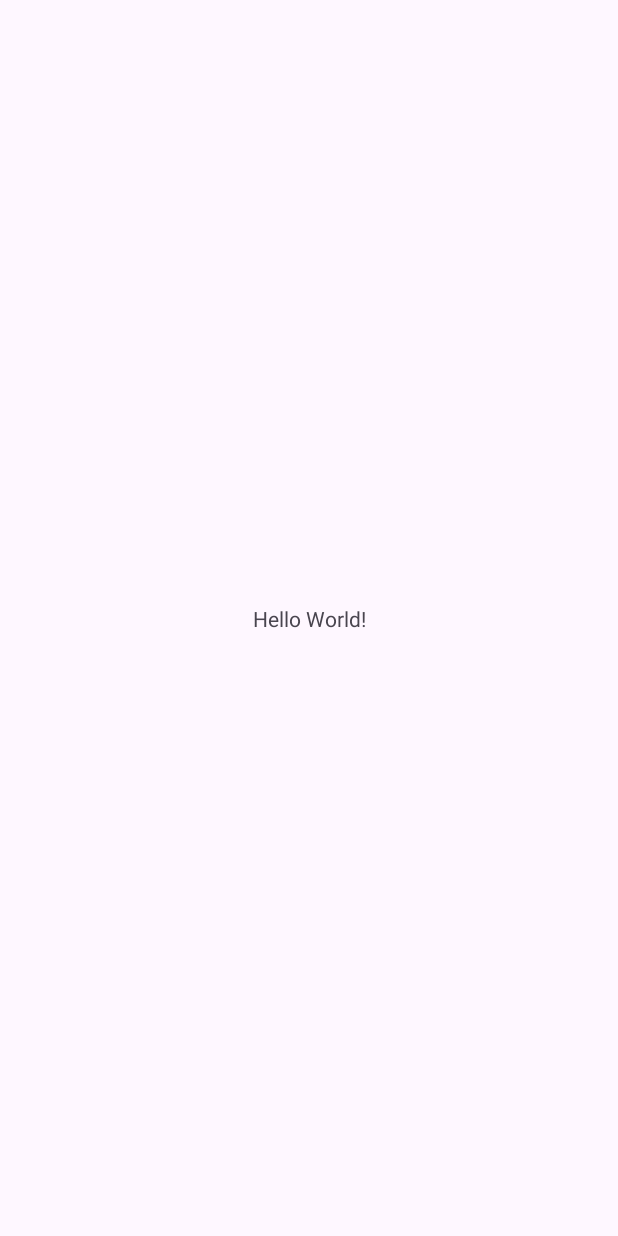
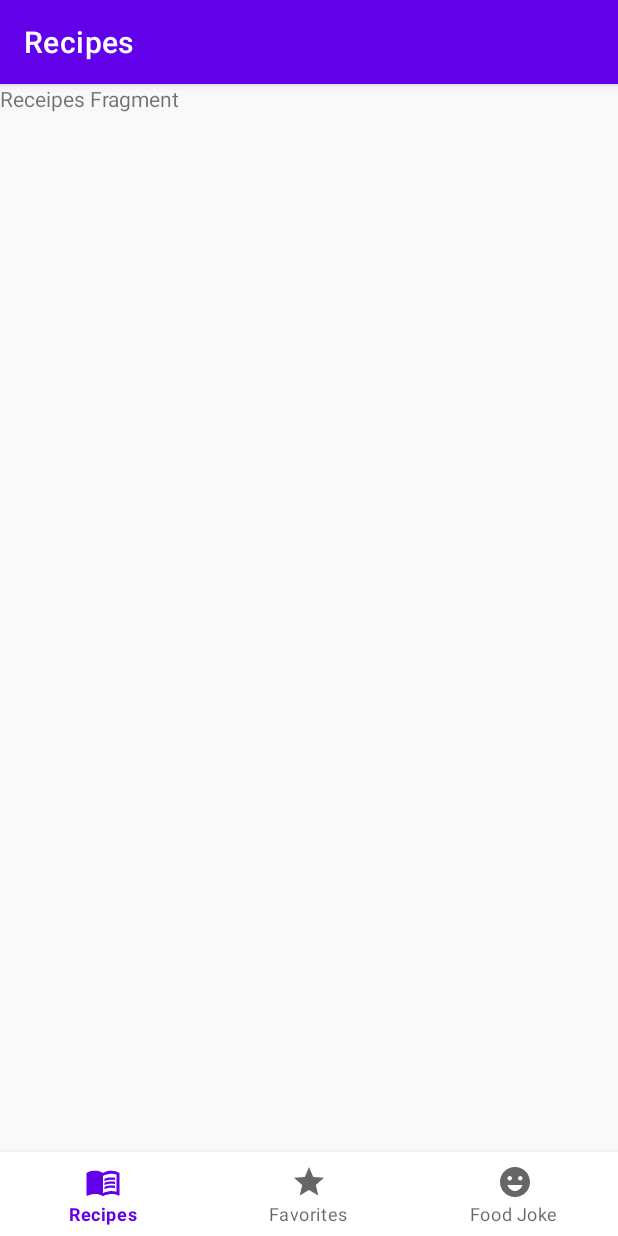
Before and after one commit to jameer-mulani/android-foody-app, an Android app: the screen it shows after launch (MainActivity), on a phone screen of 412 x 824 dp. Before the commit the screen is almost empty. Run offline under Robolectric (Android 15) with nearby library versions, the phone set to English and light mode, and no system bars; our stand-ins replace navigation-ui.

Commit message:
Added default navigation graph as my_nav.xml. Added 3 destinations fragment recipes, favorites and food joke. Designed MainActivity layout with NavHostFragment and BottomNavigationView. Created a bottomNavMenu to bottomNavigationView. Connect the bottomNavView with NavController inside MainActivity.

```diff
--- a/app/src/main/AndroidManifest.xml
+++ b/app/src/main/AndroidManifest.xml
@@ -13,7 +13,7 @@
         android:label="@string/app_name"
         android:roundIcon="@mipmap/ic_launcher_round"
         android:supportsRtl="true"
-        android:theme="@style/Theme.FoodyAppStefan2023"
+        android:theme="@style/AppTheme"
         tools:targetApi="31">
         <activity
             android:name=".MainActivity"
--- /dev/null
+++ b/app/src/main/java/com/example/foodyappstefan2023/FavoritesRecipes.kt
@@ -0,0 +1,19 @@
+package com.example.foodyappstefan2023
+
+import android.os.Bundle
+import androidx.fragment.app.Fragment
+import android.view.LayoutInflater
+import android.view.View
+import android.view.ViewGroup
+
+class FavoritesRecipes : Fragment() {
+
+    override fun onCreateView(
+        inflater: LayoutInflater, container: ViewGroup?,
+        savedInstanceState: Bundle?
+    ): View? {
+        // Inflate the layout for this fragment
+        return inflater.inflate(R.layout.fragment_favorites_receipes, container, false)
+    }
+
+}
--- /dev/null
+++ b/app/src/main/java/com/example/foodyappstefan2023/FoodJokeFragment.kt
@@ -0,0 +1,18 @@
+package com.example.foodyappstefan2023
+
+import android.os.Bundle
+import androidx.fragment.app.Fragment
+import android.view.LayoutInflater
+import android.view.View
+import android.view.ViewGroup
+
+
+class FoodJokeFragment : Fragment() {
+    override fun onCreateView(
+        inflater: LayoutInflater, container: ViewGroup?,
+        savedInstanceState: Bundle?
+    ): View? {
+        // Inflate the layout for this fragment
+        return inflater.inflate(R.layout.fragment_food_joke, container, false)
+    }
+}
--- a/app/src/main/java/com/example/foodyappstefan2023/MainActivity.kt
+++ b/app/src/main/java/com/example/foodyappstefan2023/MainActivity.kt
@@ -1,11 +1,41 @@
 package com.example.foodyappstefan2023
 
+import android.os.Bundle
 import androidx.appcompat.app.AppCompatActivity
-import android.os.Bundle
+import androidx.navigation.NavController
+import androidx.navigation.findNavController
+import androidx.navigation.ui.AppBarConfiguration
+import androidx.navigation.ui.setupActionBarWithNavController
+import androidx.navigation.ui.setupWithNavController
+import com.google.android.material.bottomnavigation.BottomNavigationView
 
 class MainActivity : AppCompatActivity() {
+
+    private lateinit var navController: NavController
+    private lateinit var bottomNavigationView: BottomNavigationView
+
     override fun onCreate(savedInstanceState: Bundle?) {
         super.onCreate(savedInstanceState)
         setContentView(R.layout.activity_main)
+
+        navController = findNavController(R.id.navHostFragment)
+        bottomNavigationView = findViewById(R.id.bottomNavView)
+        bottomNavigationView.setupWithNavController(navController)
+
+
+        //to reflect the fragment label into the default actionbar
+        val appBarConfiguration = AppBarConfiguration(setOf(
+            R.id.receipesFragment,
+            R.id.favoritesReceipes,
+            R.id.foodJokeFragment
+        ))
+        setupActionBarWithNavController(navController, appBarConfiguration)
+
+
+
+    }
+
+    override fun onSupportNavigateUp(): Boolean {
+        return navController.navigateUp() || super.onSupportNavigateUp()
     }
 }
--- /dev/null
+++ b/app/src/main/java/com/example/foodyappstefan2023/RecipesFragment.kt
@@ -0,0 +1,20 @@
+package com.example.foodyappstefan2023
+
+import android.os.Bundle
+import androidx.fragment.app.Fragment
+import android.view.LayoutInflater
+import android.view.View
+import android.view.ViewGroup
+
+
+class RecipesFragment : Fragment() {
+
+    override fun onCreateView(
+        inflater: LayoutInflater, container: ViewGroup?,
+        savedInstanceState: Bundle?
+    ): View? {
+        // Inflate the layout for this fragment
+        return inflater.inflate(R.layout.fragment_receipes, container, false)
+    }
+
+}
--- /dev/null
+++ b/app/src/main/res/drawable/ic_joke.xml
@@ -0,0 +1,5 @@
+<vector android:height="24dp" android:tint="#000000"
+    android:viewportHeight="24" android:viewportWidth="24"
+    android:width="24dp" xmlns:android="http://schemas.android.com/apk/res/android">
+    <path android:fillColor="@android:color/white" android:pathData="M11.99,2C6.47,2 2,6.48 2,12c0,5.52 4.47,10 9.99,10C17.52,22 22,17.52 22,12C22,6.48 17.52,2 11.99,2zM8.5,8C9.33,8 10,8.67 10,9.5S9.33,11 8.5,11S7,10.33 7,9.5S7.67,8 8.5,8zM12,18c-2.28,0 -4.22,-1.66 -5,-4h10C16.22,16.34 14.28,18 12,18zM15.5,11c-0.83,0 -1.5,-0.67 -1.5,-1.5S14.67,8 15.5,8S17,8.67 17,9.5S16.33,11 15.5,11z"/>
+</vector>
--- /dev/null
+++ b/app/src/main/res/drawable/ic_menu_book.xml
@@ -0,0 +1,8 @@
+<vector android:autoMirrored="true" android:height="24dp"
+    android:tint="#000000" android:viewportHeight="24"
+    android:viewportWidth="24" android:width="24dp" xmlns:android="http://schemas.android.com/apk/res/android">
+    <path android:fillColor="@android:color/white" android:pathData="M21,5c-1.11,-0.35 -2.33,-0.5 -3.5,-0.5c-1.95,0 -4.05,0.4 -5.5,1.5c-1.45,-1.1 -3.55,-1.5 -5.5,-1.5S2.45,4.9 1,6v14.65c0,0.25 0.25,0.5 0.5,0.5c0.1,0 0.15,-0.05 0.25,-0.05C3.1,20.45 5.05,20 6.5,20c1.95,0 4.05,0.4 5.5,1.5c1.35,-0.85 3.8,-1.5 5.5,-1.5c1.65,0 3.35,0.3 4.75,1.05c0.1,0.05 0.15,0.05 0.25,0.05c0.25,0 0.5,-0.25 0.5,-0.5V6C22.4,5.55 21.75,5.25 21,5zM21,18.5c-1.1,-0.35 -2.3,-0.5 -3.5,-0.5c-1.7,0 -4.15,0.65 -5.5,1.5V8c1.35,-0.85 3.8,-1.5 5.5,-1.5c1.2,0 2.4,0.15 3.5,0.5V18.5z"/>
+    <path android:fillColor="@android:color/white" android:pathData="M17.5,10.5c0.88,0 1.73,0.09 2.5,0.26V9.24C19.21,9.09 18.36,9 17.5,9c-1.7,0 -3.24,0.29 -4.5,0.83v1.66C14.13,10.85 15.7,10.5 17.5,10.5z"/>
+    <path android:fillColor="@android:color/white" android:pathData="M13,12.49v1.66c1.13,-0.64 2.7,-0.99 4.5,-0.99c0.88,0 1.73,0.09 2.5,0.26V11.9c-0.79,-0.15 -1.64,-0.24 -2.5,-0.24C15.8,11.66 14.26,11.96 13,12.49z"/>
+    <path android:fillColor="@android:color/white" android:pathData="M17.5,14.33c-1.7,0 -3.24,0.29 -4.5,0.83v1.66c1.13,-0.64 2.7,-0.99 4.5,-0.99c0.88,0 1.73,0.09 2.5,0.26v-1.52C19.21,14.41 18.36,14.33 17.5,14.33z"/>
+</vector>
--- /dev/null
+++ b/app/src/main/res/drawable/ic_star.xml
@@ -0,0 +1,5 @@
+<vector android:height="24dp" android:tint="#000000"
+    android:viewportHeight="24" android:viewportWidth="24"
+    android:width="24dp" xmlns:android="http://schemas.android.com/apk/res/android">
+    <path android:fillColor="@android:color/white" android:pathData="M12,17.27L18.18,21l-1.64,-7.03L22,9.24l-7.19,-0.61L12,2 9.19,8.63 2,9.24l5.46,4.73L5.82,21z"/>
+</vector>
--- a/app/src/main/res/layout/activity_main.xml
+++ b/app/src/main/res/layout/activity_main.xml
@@ -4,15 +4,31 @@
     xmlns:tools="http://schemas.android.com/tools"
     android:layout_width="match_parent"
     android:layout_height="match_parent"
+    android:background="@color/lightGray"
     tools:context=".MainActivity">
 
-    <TextView
-        android:layout_width="wrap_content"
+
+    <fragment
+        android:id="@+id/navHostFragment"
+        android:name="androidx.navigation.fragment.NavHostFragment"
+        android:layout_width="0dp"
+        android:layout_height="0dp"
+        app:defaultNavHost="true"
+        app:layout_constraintBottom_toTopOf="@+id/bottomNavView"
+        app:layout_constraintEnd_toEndOf="parent"
+        app:layout_constraintStart_toStartOf="parent"
+        app:layout_constraintTop_toTopOf="parent"
+        app:navGraph="@navigation/my_nav" />
+
+    <com.google.android.material.bottomnavigation.BottomNavigationView
+        android:id="@+id/bottomNavView"
+        android:layout_width="0dp"
         android:layout_height="wrap_content"
-        android:text="Hello World!"
         app:layout_constraintBottom_toBottomOf="parent"
         app:layout_constraintEnd_toEndOf="parent"
+        app:layout_constraintHorizontal_bias="0.5"
         app:layout_constraintStart_toStartOf="parent"
-        app:layout_constraintTop_toTopOf="parent" />
+        android:elevation="4dp"
+        app:menu="@menu/bottom_nav_menu"/>
 
 </androidx.constraintlayout.widget.ConstraintLayout>
--- /dev/null
+++ b/app/src/main/res/layout/fragment_favorites_receipes.xml
@@ -0,0 +1,15 @@
+<?xml version="1.0" encoding="utf-8"?>
+<androidx.constraintlayout.widget.ConstraintLayout xmlns:android="http://schemas.android.com/apk/res/android"
+    xmlns:tools="http://schemas.android.com/tools"
+    android:layout_width="match_parent"
+    android:layout_height="match_parent"
+    android:background="@color/lightGray"
+    tools:context=".FavoritesRecipes">
+
+    <!-- TODO: Update blank fragment layout -->
+    <TextView
+        android:layout_width="match_parent"
+        android:layout_height="match_parent"
+        android:text="Favorites receipes fragment" />
+
+</androidx.constraintlayout.widget.ConstraintLayout>
--- /dev/null
+++ b/app/src/main/res/layout/fragment_food_joke.xml
@@ -0,0 +1,15 @@
+<?xml version="1.0" encoding="utf-8"?>
+<androidx.constraintlayout.widget.ConstraintLayout xmlns:android="http://schemas.android.com/apk/res/android"
+    xmlns:tools="http://schemas.android.com/tools"
+    android:layout_width="match_parent"
+    android:layout_height="match_parent"
+    android:background="@color/lightGray"
+    tools:context=".FoodJokeFragment">
+
+    <!-- TODO: Update blank fragment layout -->
+    <TextView
+        android:layout_width="match_parent"
+        android:layout_height="match_parent"
+        android:text="Food Joke Fragment" />
+
+</androidx.constraintlayout.widget.ConstraintLayout>
--- /dev/null
+++ b/app/src/main/res/layout/fragment_receipes.xml
@@ -0,0 +1,15 @@
+<?xml version="1.0" encoding="utf-8"?>
+<androidx.constraintlayout.widget.ConstraintLayout xmlns:android="http://schemas.android.com/apk/res/android"
+    xmlns:tools="http://schemas.android.com/tools"
+    android:layout_width="match_parent"
+    android:layout_height="match_parent"
+    android:background="@color/lightGray"
+    tools:context=".RecipesFragment">
+
+    <!-- TODO: Update blank fragment layout -->
+    <TextView
+        android:layout_width="match_parent"
+        android:layout_height="match_parent"
+        android:text="Receipes Fragment" />
+
+</androidx.constraintlayout.widget.ConstraintLayout>
--- /dev/null
+++ b/app/src/main/res/menu/bottom_nav_menu.xml
@@ -0,0 +1,23 @@
+<?xml version="1.0" encoding="utf-8"?>
+<menu xmlns:android="http://schemas.android.com/apk/res/android">
+
+
+    <!--    ids for the item menu should exactly match
+    with the nav_graph fragment id when bottomNavView is associated
+    with NavController in the activity.-->
+    <item
+        android:id="@+id/receipesFragment"
+        android:icon="@drawable/ic_menu_book"
+        android:title="@string/recipes" />
+
+    <item
+        android:id="@+id/favoritesReceipes"
+        android:icon="@drawable/ic_star"
+        android:title="@string/favorites" />
+
+    <item
+        android:id="@+id/foodJokeFragment"
+        android:icon="@drawable/ic_joke"
+        android:title="@string/food_joke" />
+
+</menu>
--- /dev/null
+++ b/app/src/main/res/navigation/my_nav.xml
@@ -0,0 +1,23 @@
+<?xml version="1.0" encoding="utf-8"?>
+<navigation xmlns:android="http://schemas.android.com/apk/res/android"
+    xmlns:app="http://schemas.android.com/apk/res-auto"
+    xmlns:tools="http://schemas.android.com/tools"
+    android:id="@+id/my_nav"
+    app:startDestination="@id/receipesFragment">
+
+    <fragment
+        android:id="@+id/receipesFragment"
+        android:name="com.example.foodyappstefan2023.RecipesFragment"
+        android:label="@string/recipes"
+        tools:layout="@layout/fragment_receipes" />
+    <fragment
+        android:id="@+id/favoritesReceipes"
+        android:name="com.example.foodyappstefan2023.FavoritesRecipes"
+        android:label="@string/favorites"
+        tools:layout="@layout/fragment_favorites_receipes" />
+    <fragment
+        android:id="@+id/foodJokeFragment"
+        android:name="com.example.foodyappstefan2023.FoodJokeFragment"
+        android:label="@string/food_joke"
+        tools:layout="@layout/fragment_food_joke" />
+</navigation>
--- a/app/src/main/res/values/strings.xml
+++ b/app/src/main/res/values/strings.xml
@@ -1,3 +1,8 @@
 <resources>
     <string name="app_name">FoodyAppStefan2023</string>
+    <!-- TODO: Remove or change this placeholder text -->
+    <string name="hello_blank_fragment">Hello blank fragment</string>
+    <string name="recipes">Recipes</string>
+    <string name="favorites">Favorites</string>
+    <string name="food_joke">Food Joke</string>
 </resources>
```
